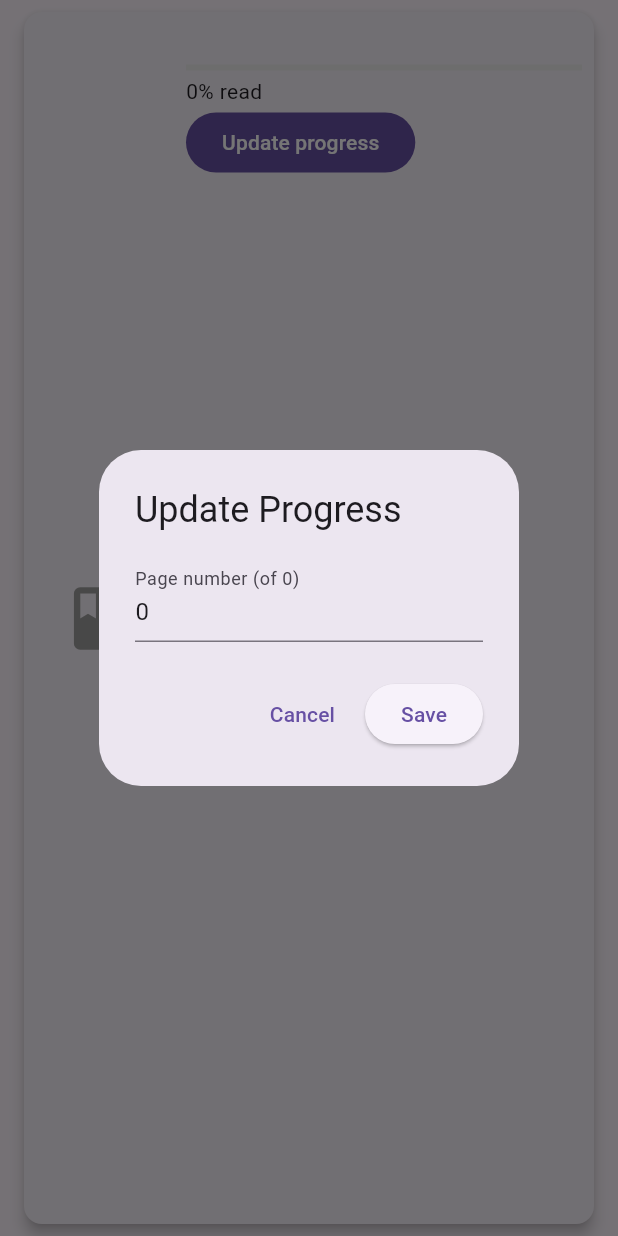
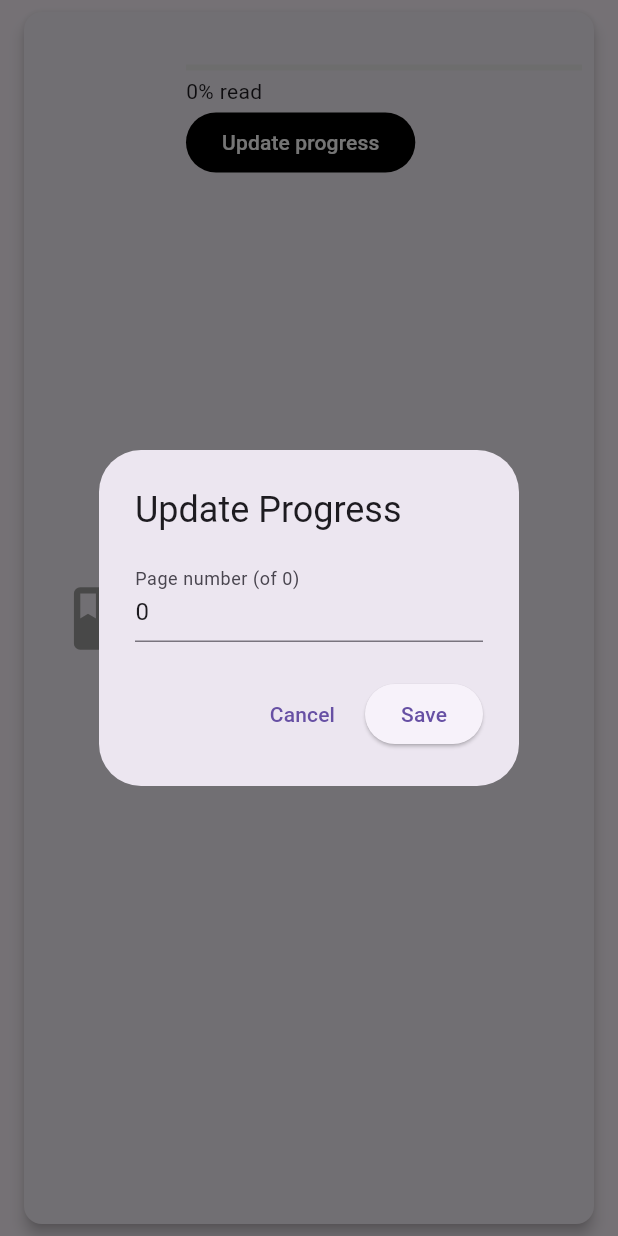
Before and after one commit to Dericay/Shelfie, a Flutter app: the BookCard widget shown alone on an empty page, opened directly with empty values, after a tap on "Update progress", on a phone screen of 412 x 824 dp. Run offline on Flutter 3.47's test engine with Material 3 defaults, Android fonts, the phone set to English and light mode, and no system bars; our stand-ins replace hive, hive_flutter; accounts and stored records are empty; network calls fail.

Commit message:
Made progress work

```diff
--- a/lib/screens/home_screen.dart
+++ b/lib/screens/home_screen.dart
@@ -28,6 +28,7 @@ class _HomeScreenState extends State<HomeScreen> {
             itemBuilder: (context, index) {
               final book = readingBooks[index];
               print('Book: ${book.title}, totalPages: ${book.totalPages}');
+              print('Hive key: ${book.key}');
 
               return BookCard(
                 title: book.title,
--- a/lib/screens/search_screen.dart
+++ b/lib/screens/search_screen.dart
@@ -92,10 +92,7 @@ class _SearchScreenState extends State<SearchScreen> {
               value: selectedSort,
               items: [
                 DropdownMenuItem(value: 'latest', child: Text('Latest')),
-                DropdownMenuItem(
-                  value: 'revelance',
-                  child: Text('Most popular'),
-                ),
+                DropdownMenuItem(value: 'title', child: Text('Most popular')),
               ],
 
               onChanged: (value) {
--- a/lib/widgets/book_card.dart
+++ b/lib/widgets/book_card.dart
@@ -75,20 +75,25 @@ class BookCard extends StatelessWidget {
                     ),
                   ),
                   const SizedBox(height: 4),
-                  Text("${(progress * totalPages).toStringAsFixed(0)}% read"),
+                  Text("${(progress * 100).toStringAsFixed(0)}% read"),
                   FilledButton(
+                    style: ButtonStyle(
+                      backgroundColor: WidgetStatePropertyAll<Color>(
+                        Colors.black,
+                      ),
+                    ),
                     onPressed: () async {
-                      showDialog(
+                      final newPage = await showDialog<int>(
                         context: context,
                         builder:
                             (context) => UpdateProgressDialog(
                               pagesRead: pagesRead,
                               totalPages: totalPages,
-                              onSave: (newPage) {
-                                onUpdateProgress(newPage);
-                              },
                             ),
                       );
+                      if (newPage != null) {
+                        onUpdateProgress(newPage);
+                      }
                     },
                     child: const Text('Update progress'),
                   ),
--- a/lib/widgets/update_progress_dialog.dart
+++ b/lib/widgets/update_progress_dialog.dart
@@ -3,13 +3,11 @@ import 'package:flutter/material.dart';
 class UpdateProgressDialog extends StatefulWidget {
   final int pagesRead;
   final int totalPages;
-  final void Function(int) onSave;
 
   const UpdateProgressDialog({
     super.key,
     required this.pagesRead,
     required this.totalPages,
-    required this.onSave,
   });
 
   @override
```
